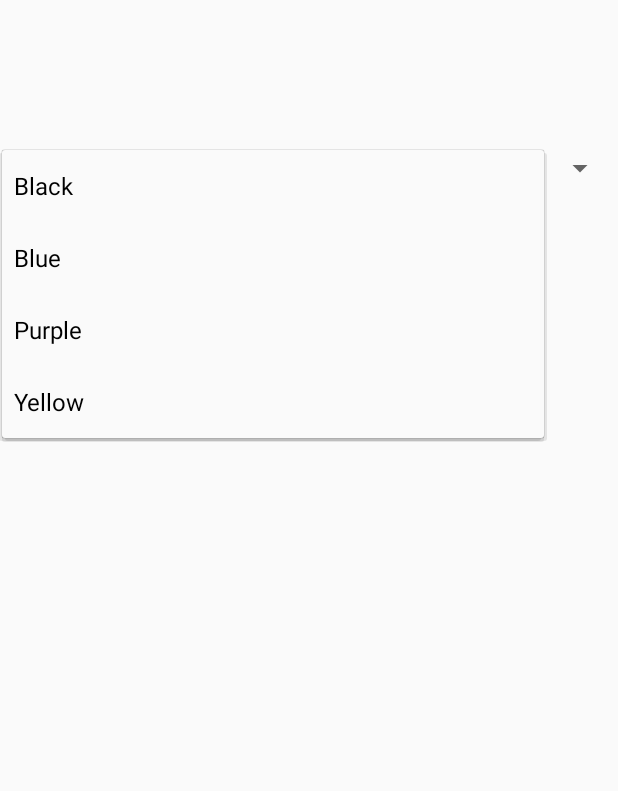
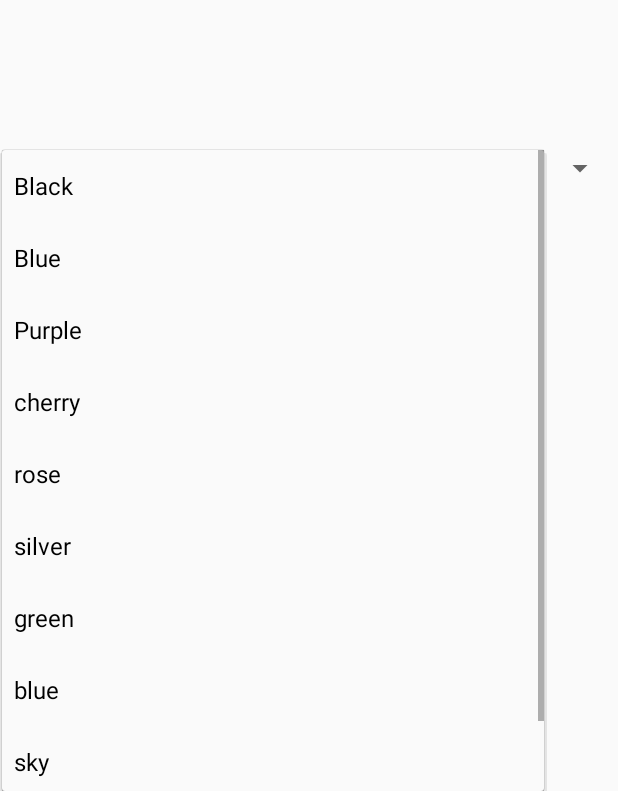
Before and after one commit to Chener-Zhang/BookShelf-App, an Android app: the screen it shows after launch (MainActivity), after a tap on "Black", on a phone screen of 412 x 824 dp, the part 445-1236 px from its top. Run offline under Robolectric (Android 15) with nearby library versions, the light colour scheme and no system bars.

Commit message:
+ add new color

```diff
--- a/Assignment3/ColorAdapter/app/src/main/res/values/strings.xml
+++ b/Assignment3/ColorAdapter/app/src/main/res/values/strings.xml
@@ -4,6 +4,12 @@
         <item>Black</item>
         <item>Blue</item>
         <item>Purple</item>
-        <item>Yellow</item>
+        <item>cherry</item>
+        <item>rose</item>
+        <item>silver</item>
+        <item>green</item>
+        <item>blue</item>
+        <item>sky</item>
+        <item>pear</item>
     </string-array>
 </resources>
```
